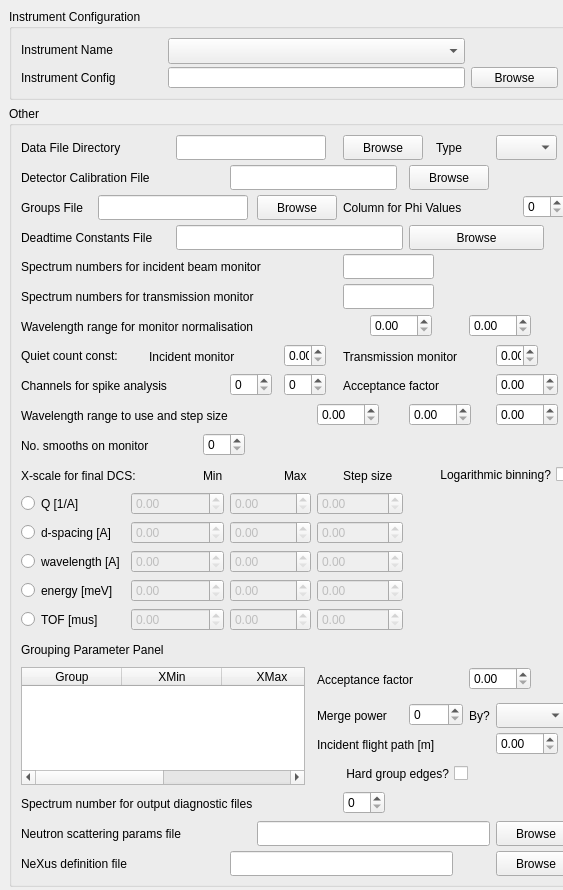
Above: src/gui/widgets/ui_files/instrumentWidget.ui from disorderedmaterials/GudPy before the change. Below: the same form after it.
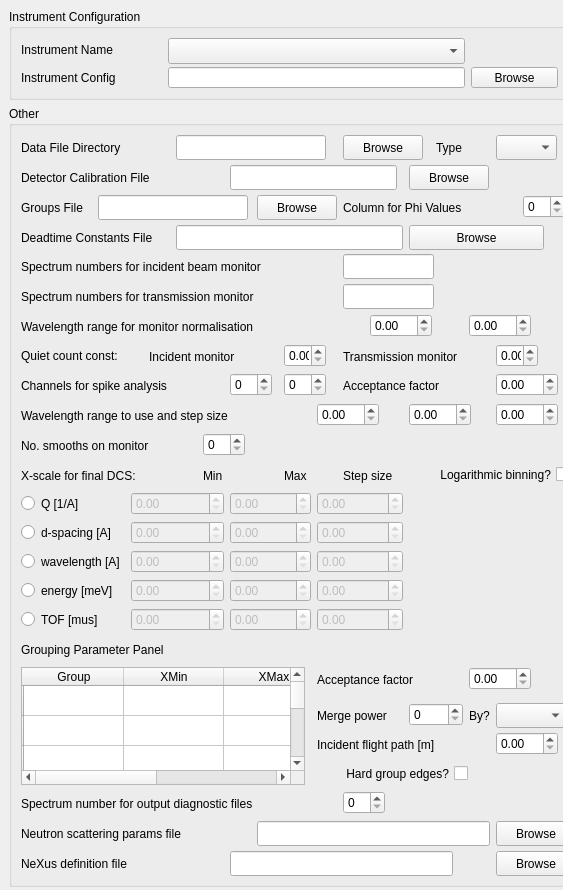
That is the form after the change.

Commit message: Populate grouping parameter panel.

What changed in the file:
```diff
--- a/src/gui/widgets/ui_files/instrumentWidget.ui
+++ b/src/gui/widgets/ui_files/instrumentWidget.ui
@@ -1143,6 +1143,68 @@
         <height>111</height>
        </size>
       </property>
+      <property name="rowCount">
+       <number>10</number>
+      </property>
+      <attribute name="horizontalHeaderVisible">
+       <bool>true</bool>
+      </attribute>
+      <attribute name="horizontalHeaderHighlightSections">
+       <bool>true</bool>
+      </attribute>
+      <attribute name="verticalHeaderHighlightSections">
+       <bool>false</bool>
+      </attribute>
+      <row>
+       <property name="text">
+        <string/>
+       </property>
+      </row>
+      <row>
+       <property name="text">
+        <string/>
+       </property>
+      </row>
+      <row>
+       <property name="text">
+        <string/>
+       </property>
+      </row>
+      <row>
+       <property name="text">
+        <string/>
+       </property>
+      </row>
+      <row>
+       <property name="text">
+        <string/>
+       </property>
+      </row>
+      <row>
+       <property name="text">
+        <string/>
+       </property>
+      </row>
+      <row>
+       <property name="text">
+        <string/>
+       </property>
+      </row>
+      <row>
+       <property name="text">
+        <string/>
+       </property>
+      </row>
+      <row>
+       <property name="text">
+        <string/>
+       </property>
+      </row>
+      <row>
+       <property name="text">
+        <string/>
+       </property>
+      </row>
       <column>
        <property name="text">
         <string>Group</string>
@@ -1163,6 +1225,11 @@
         <string>Background Factor</string>
        </property>
       </column>
+      <item row="7" column="0">
+       <property name="text">
+        <string/>
+       </property>
+      </item>
      </widget>
     </item>
     <item row="27" column="12" colspan="12">
```
